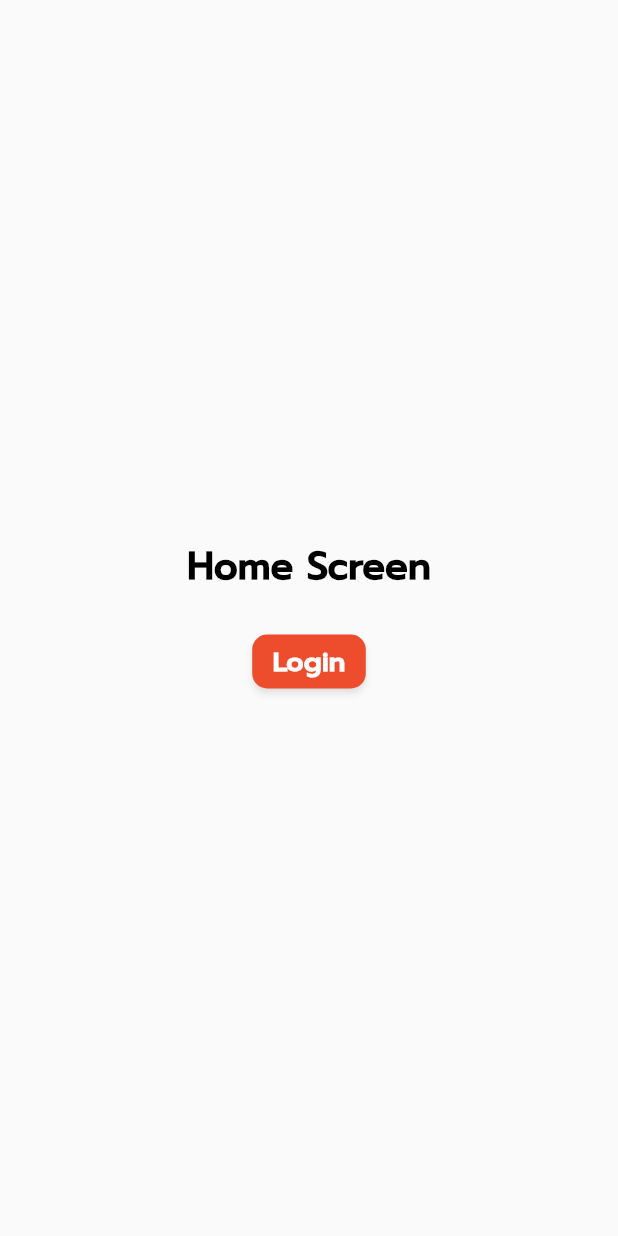
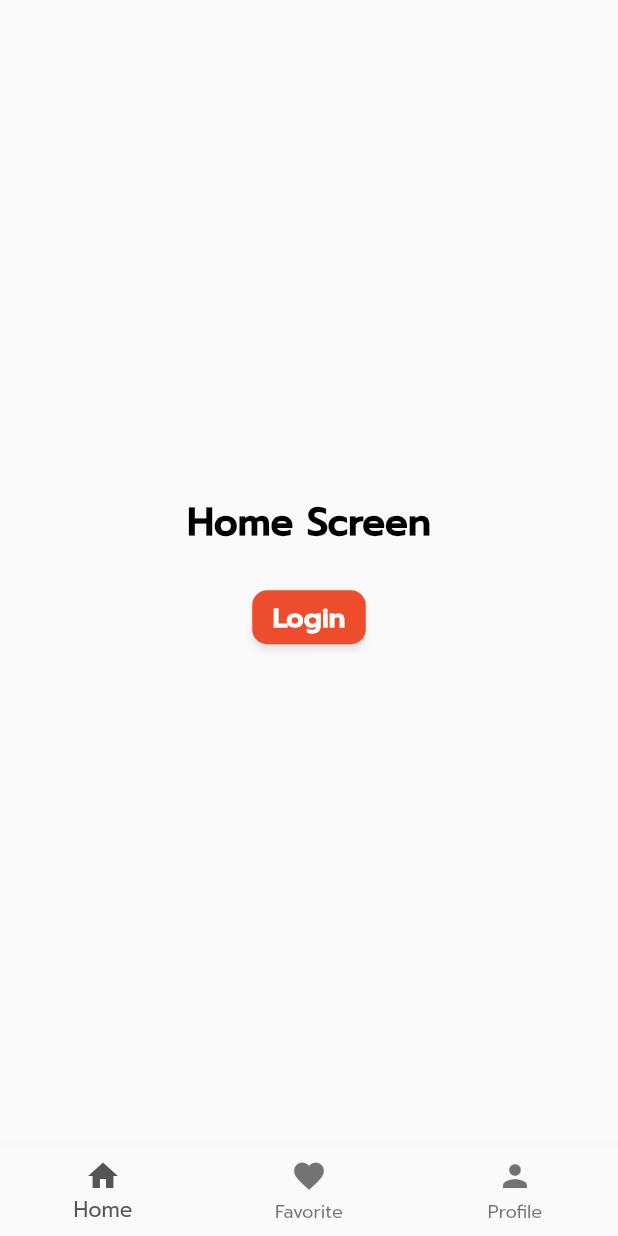
Before and after one commit to 3D-Generation-Project-Kmitl/3d-mobile-flutter, a Flutter app: the screen it shows after launch, on a phone screen of 412 x 824 dp. Run offline on Flutter 3.47's test engine with Material 2 defaults, Android fonts, the phone set to English and light mode, and no system bars; our stand-ins replace cookie_jar, dio, dio_cookie_manager, equatable, flutter_bloc, form_field_validator; network calls fail.

Commit message:
add bottom navigation bar

```diff
--- a/lib/presentation/screens/screens.dart
+++ b/lib/presentation/screens/screens.dart
@@ -2,3 +2,4 @@ export './home_screen.dart';
 export './login_screen.dart';
 export './register_screen.dart';
 export './splash_screen.dart';
+export '../widgets/bottom_navigation.dart';
--- a/lib/presentation/screens/splash_screen.dart
+++ b/lib/presentation/screens/splash_screen.dart
@@ -36,10 +36,10 @@ class SplashScreen extends StatelessWidget {
               if (state is ValidateTokenSuccessState) {
                 userCubit.setUser(state.user);
                 Navigator.pushNamedAndRemoveUntil(
-                    context, '/home', (route) => false);
+                    context, '/app_layout', (route) => false);
               } else if (state is ValidateTokenFailureState) {
                 Navigator.pushNamedAndRemoveUntil(
-                    context, '/home', (route) => false);
+                    context, '/app_layout', (route) => false);
               }
             },
             builder: (context, state) {
--- /dev/null
+++ b/lib/presentation/widgets/bottom_navigation.dart
@@ -0,0 +1,68 @@
+import 'package:flutter/material.dart';
+import 'package:flutter_bloc/flutter_bloc.dart';
+import 'package:e_commerce/presentation/screens/screens.dart';
+
+class BottomNavigation extends StatefulWidget {
+  final int? routeIndex;
+  const BottomNavigation({Key? key, this.routeIndex}) : super(key: key);
+
+  static const String routeName = "/app_layout";
+
+  static Route route({int? routeIndex}) {
+    return MaterialPageRoute(
+      settings: const RouteSettings(name: routeName),
+      builder: (_) => BottomNavigation(routeIndex: routeIndex),
+    );
+  }
+
+  @override
+  State<BottomNavigation> createState() => _BottomNavigationState();
+}
+
+class _BottomNavigationState extends State<BottomNavigation> {
+  late int _selectedIndex;
+  static const List<Widget> _navigationBarScreenList = <Widget>[
+    HomeScreen(),
+    LoginScreen(),
+    RegisterScreen(),
+  ];
+
+  @override
+  void initState() {
+    _selectedIndex = widget.routeIndex ?? 0;
+    super.initState();
+  }
+
+  @override
+  Widget build(BuildContext context) {
+    return Scaffold(
+      resizeToAvoidBottomInset: false,
+      extendBody: true,
+      body: SafeArea(child: _navigationBarScreenList.elementAt(_selectedIndex)),
+      bottomNavigationBar: BottomNavigationBar(
+        currentIndex: _selectedIndex,
+        onTap: _onItemTapped,
+        items: const <BottomNavigationBarItem>[
+          BottomNavigationBarItem(
+            icon: Icon(Icons.home),
+            label: 'Home',
+          ),
+          BottomNavigationBarItem(
+            icon: Icon(Icons.favorite),
+            label: 'Favorite',
+          ),
+          BottomNavigationBarItem(
+            icon: Icon(Icons.person),
+            label: 'Profile',
+          ),
+        ],
+      ),
+    );
+  }
+
+  void _onItemTapped(int index) {
+    setState(() {
+      _selectedIndex = index;
+    });
+  }
+}
--- a/lib/router/app_router.dart
+++ b/lib/router/app_router.dart
@@ -6,6 +6,9 @@ class AppRouter {
     switch (settings.name) {
       case '/':
         return SplashScreen.route();
+      case BottomNavigation.routeName:
+        int? routeIndex = settings.arguments as int?;
+        return BottomNavigation.route(routeIndex: routeIndex);
       case LoginScreen.routeName:
         return LoginScreen.route();
       case RegisterScreen.routeName:
```
